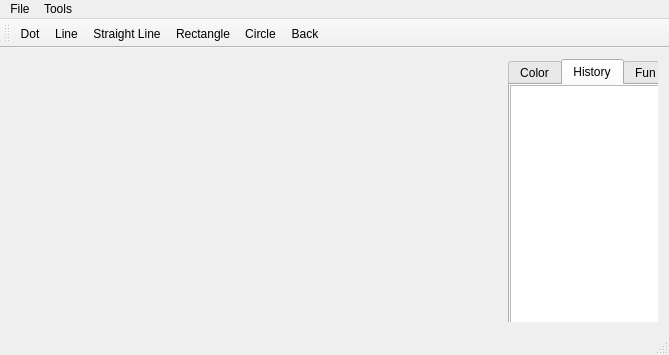
This is Paint/mainwindow.ui in DerCodeHahn/cpp as Qt 5 draws it before an edit. The edited form follows.
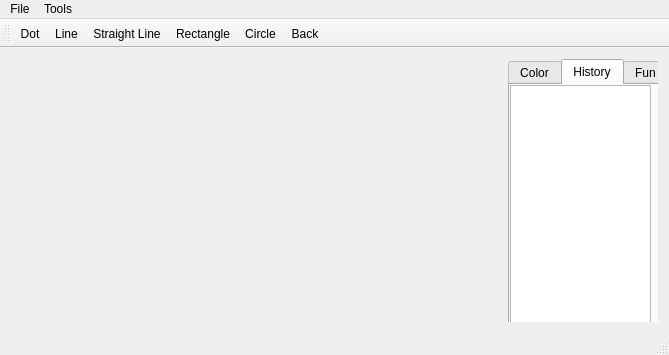
This is the edited form. Icons and pictures are not drawn.

```diff
--- a/Paint/mainwindow.ui
+++ b/Paint/mainwindow.ui
@@ -236,10 +236,13 @@
           <rect>
            <x>0</x>
            <y>0</y>
-           <width>161</width>
+           <width>141</width>
            <height>241</height>
           </rect>
          </property>
+         <property name="frameShadow">
+          <enum>QFrame::Plain</enum>
+         </property>
         </widget>
        </widget>
        <widget class="QWidget" name="tab">
```
